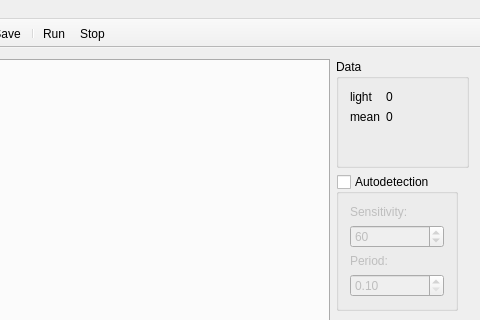
Old version of the form mainwindow.ui in the repository Abbath/R; both pictures show x 352 to 832 and y 0 to 320 of the 832 by 636 pixel window.
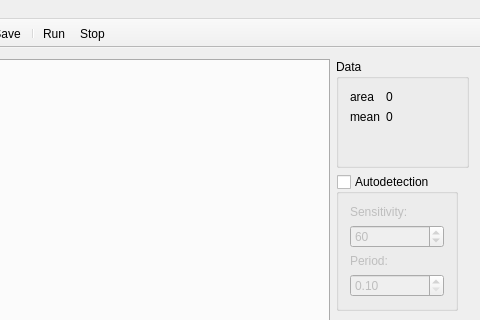
New version of the form. Icons and pictures are not drawn. Custom widgets are drawn as their Qt base class.

The edit to the form file:
```diff
--- a/mainwindow.ui
+++ b/mainwindow.ui
@@ -171,7 +171,7 @@
        <item row="0" column="0">
         <widget class="QLabel" name="label_13">
          <property name="text">
-          <string>light</string>
+          <string>area</string>
          </property>
         </widget>
        </item>
```
Left out of the diff: 6 changed lines with no effect on the pictures.
